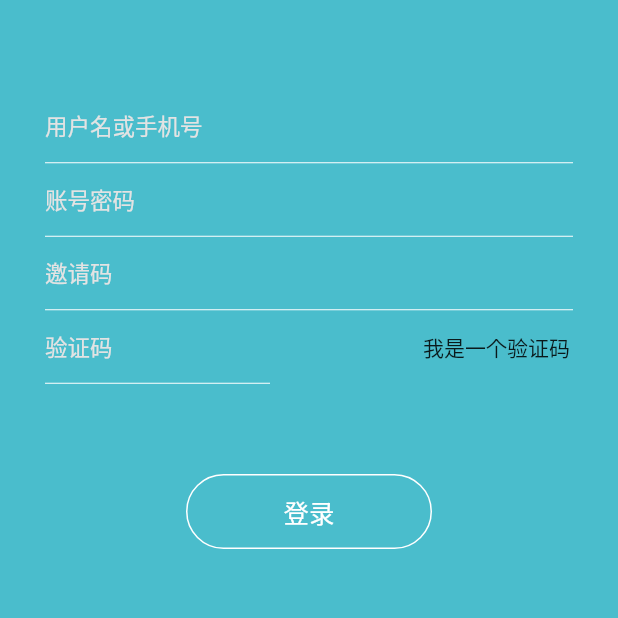
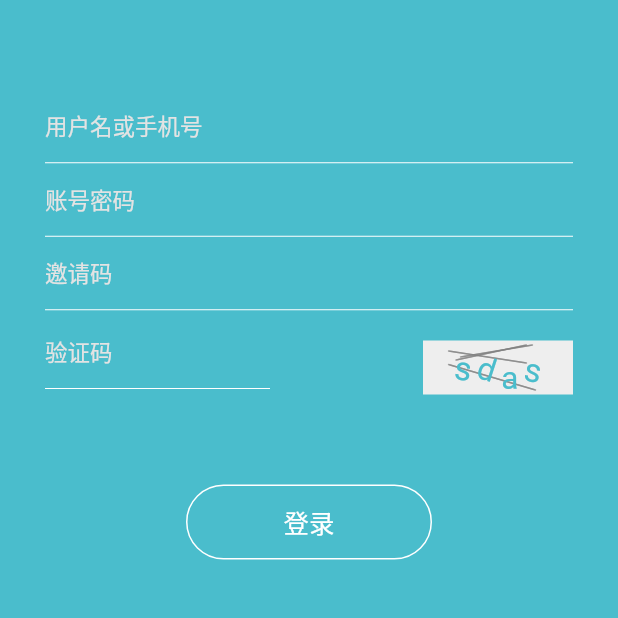
Before and after one commit to baskep/footprint, a Flutter app: the Login screen opened directly, on a phone screen of 412 x 824 dp, the top half of it. Run offline on Flutter 3.47's test engine with Material 2 defaults, Android fonts, the phone set to English and light mode, and no system bars; our stand-ins replace dio, random_string.

Commit message:
增加验证码样式

```diff
--- a/lib/main.dart
+++ b/lib/main.dart
@@ -1,8 +1,10 @@
 import 'package:flutter/material.dart';
-import 'package:footprint/pages/category.dart';
 
 import 'package:footprint/api/http.dart';
 import 'package:footprint/pages/home.dart';
+import 'package:footprint/pages/login.dart';
+import 'package:footprint/widgets/verify_code/code_review.dart';
+import 'package:random_string/random_string.dart';
 
 void main() {
   dio.options.connectTimeout = 12000;
@@ -21,7 +23,7 @@ class MyApp extends StatelessWidget {
         theme: ThemeData(
           primaryColor: Colors.white
         ),
-        home: Home(id: '', name: '全部'),
+        home: Login()
       ),
     );
   }
--- a/lib/pages/home.dart
+++ b/lib/pages/home.dart
@@ -105,7 +105,7 @@ Widget _leftDrawer(BuildContext context) {
 
 Widget _lists(BuildContext context) {
   return ListView.builder(
-    itemCount: 10,
+    itemCount: 1,
     itemBuilder: (BuildContext context, int index) {
       return InkWell(
         onTap: () {
--- a/lib/pages/login.dart
+++ b/lib/pages/login.dart
@@ -24,7 +24,9 @@ class _LoginState extends State<Login> {
               LoginItem(placeholder: '用户名或手机号'),
               LoginItem(placeholder: '账号密码'),
               LoginItem(placeholder: '邀请码'),
-              LoginVerifyCode(placeholder: '验证码'),
+              LoginVerifyCode(placeholder: '验证码', callback: () {
+                print('te');
+              }),
               LoginButton(callback: test)
             ],
           ),
--- a/lib/widgets/login/login_verify_code.dart
+++ b/lib/widgets/login/login_verify_code.dart
@@ -1,10 +1,18 @@
+import 'dart:math';
+
 import 'package:flutter/material.dart';
+import 'package:footprint/widgets/verify_code/code_review.dart';
+import 'package:footprint/widgets/verify_code/code_print.dart';
+import 'package:random_string/random_string.dart';
+
 
 class LoginVerifyCode extends StatelessWidget {
 
   final placeholder;
 
-  LoginVerifyCode({Key key, this.placeholder}) : super(key: key);
+  final callback;
+
+  LoginVerifyCode({Key key, this.placeholder, this.callback}) : super(key: key);
 
   @override
   Widget build(BuildContext context) {
@@ -36,8 +44,14 @@ class LoginVerifyCode extends StatelessWidget {
             ),
           ),
           Container(
-            width: 100,
-            child: Text('我是一个验证码'),
+            margin: EdgeInsets.only(top: 20.0),
+            width: 100.0,
+            child: CodeReview(
+              text: 'sdas',
+              callback: () {
+                callback();
+              },
+            ),
           )
         ],
       )
--- /dev/null
+++ b/lib/widgets/verify_code/code_review.dart
@@ -0,0 +1,110 @@
+import 'dart:math';
+import 'dart:ui';
+
+import 'package:flutter/material.dart';
+import 'package:footprint/widgets/verify_code/code_print.dart';
+import 'package:random_string/random_string.dart';
+
+class CodeReview extends StatefulWidget {
+
+  final String text;
+  final callback;
+
+  CodeReview({Key key, this.text, this.callback}) : super(key: key);
+
+  _CodeReviewState createState() => _CodeReviewState();
+
+}
+
+class _CodeReviewState extends State<CodeReview> {
+
+  List<Offset> _lineOffsets = <Offset>[];
+
+  int _textLength;
+  String _ranStr;
+  double _width;
+  double _height;
+
+  void _randLines() {
+    _lineOffsets.clear();
+    for (var i = 0; i < _textLength; i++) {
+      double fromX = randomBetween(10, 20).toDouble();
+      double fromY = randomBetween(3, 33).toDouble();
+      Offset from = Offset(fromX, fromY);
+      _lineOffsets.add(from);
+
+      double endX = randomBetween(60, _width.toInt() - 10).toDouble();
+      double endY = randomBetween(3, 33).toDouble();
+      Offset end = Offset(endX, endY);
+      _lineOffsets.add(end);
+    }
+  }
+
+  @override
+  void initState() {
+    super.initState();
+    _textLength = widget.text.length ?? 4;
+    _width = _textLength.toDouble() * 22;
+    _height = 36;
+    _ranStr = widget.text;
+    _randLines();
+  }
+
+  void _changeCode() {
+    _ranStr = randomAlphaNumeric(_textLength);
+    setState(() {
+      _randLines();
+    });
+  }
+
+  Container _subString(index) {
+    return Container(
+      padding: EdgeInsets.only(left: 2, right: 2, top: randomBetween(0, 14).toDouble()),
+      child: Transform.rotate(
+        angle: pi / randomBetween(3, 30) * randomBetween(0, 1),
+        child: Text(_ranStr[index], style: TextStyle(fontSize: randomBetween(20, 22).toDouble(), color: Color(0xFF4abdcc))),
+      ),
+    );
+  }
+
+  Container _backLines() {
+    return Container(
+      width: _width,
+      height: _height,
+      child: CustomPaint(
+        painter: CodePaint(_lineOffsets, Color(0xFF999999)),
+        foregroundPainter: CodePaint(_lineOffsets, Color(0xFF999999)),
+      ),
+    );
+  }
+
+  @override
+  Widget build(BuildContext context) {
+    return Container(
+      width: _width,
+      height: _height,
+      color: Colors.grey[200],
+      child: Stack(
+        alignment: Alignment.center,
+        children: <Widget>[
+          _backLines(),
+          _backLines(),
+          GestureDetector(
+            behavior: HitTestBehavior.opaque,
+            onTap: widget.callback,
+            child: Container(
+              width: _width,
+              height: _height,
+              child: Row(
+                mainAxisAlignment: MainAxisAlignment.center,
+                children: List.generate(_textLength, (int index) {
+                  return _subString(index);
+                }),
+              ),
+            ),
+          ),
+        ],
+      ),
+    );
+  }
+}
--- a/pubspec.yaml
+++ b/pubspec.yaml
@@ -30,6 +30,7 @@ dependencies:
   cupertino_icons: ^0.1.3
   flutter_svg: ^0.17.0
   dio: ^3.0.9
+  random_string: ^2.1.0
 
 dev_dependencies:
   flutter_test:
```
Also changed, not shown: lib/utils/tool.dart (added, +10 -0 lines), lib/widgets/verify_code/code_print.dart (added, +34 -0 lines), pubspec.lock.
